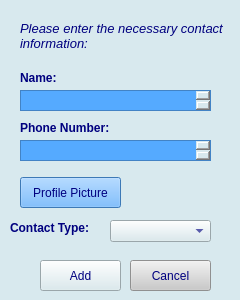
Above: Address_Book/necessaryinfoform.ui from kajo12864/Address-Book before the change. Below: the same form after it.
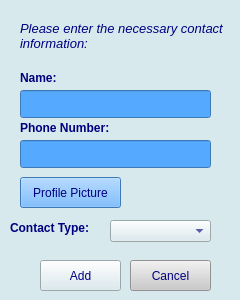
That is the form after the change.

```diff
--- a/Address_Book/necessaryinfoform.ui
+++ b/Address_Book/necessaryinfoform.ui
@@ -67,20 +67,6 @@
     <string>Name:</string>
    </property>
   </widget>
-  <widget class="QPlainTextEdit" name="plainTextName">
-   <property name="geometry">
-    <rect>
-     <x>20</x>
-     <y>90</y>
-     <width>191</width>
-     <height>21</height>
-    </rect>
-   </property>
-   <property name="styleSheet">
-    <string notr="true">background-color: rgb(85, 170, 255);
-color: rgb(0, 0, 127);</string>
-   </property>
-  </widget>
   <widget class="QPushButton" name="buttonCancel">
    <property name="geometry">
     <rect>
@@ -97,20 +83,6 @@
     <string>Cancel</string>
    </property>
   </widget>
-  <widget class="QPlainTextEdit" name="plainTextNumber">
-   <property name="geometry">
-    <rect>
-     <x>20</x>
-     <y>140</y>
-     <width>191</width>
-     <height>21</height>
-    </rect>
-   </property>
-   <property name="styleSheet">
-    <string notr="true">background-color: rgb(85, 170, 255);
-color: rgb(0, 0, 127);</string>
-   </property>
-  </widget>
   <widget class="QLabel" name="label">
    <property name="geometry">
     <rect>
@@ -219,6 +191,34 @@
     <string/>
    </property>
   </widget>
+  <widget class="QLineEdit" name="lineNumber">
+   <property name="geometry">
+    <rect>
+     <x>20</x>
+     <y>140</y>
+     <width>191</width>
+     <height>28</height>
+    </rect>
+   </property>
+   <property name="styleSheet">
+    <string notr="true">background-color: rgb(85, 170, 255);
+color: rgb(0, 0, 127);</string>
+   </property>
+  </widget>
+  <widget class="QLineEdit" name="lineName">
+   <property name="geometry">
+    <rect>
+     <x>20</x>
+     <y>90</y>
+     <width>191</width>
+     <height>28</height>
+    </rect>
+   </property>
+   <property name="styleSheet">
+    <string notr="true">background-color: rgb(85, 170, 255);
+color: rgb(0, 0, 127);</string>
+   </property>
+  </widget>
  </widget>
  <resources/>
  <connections/>
```
